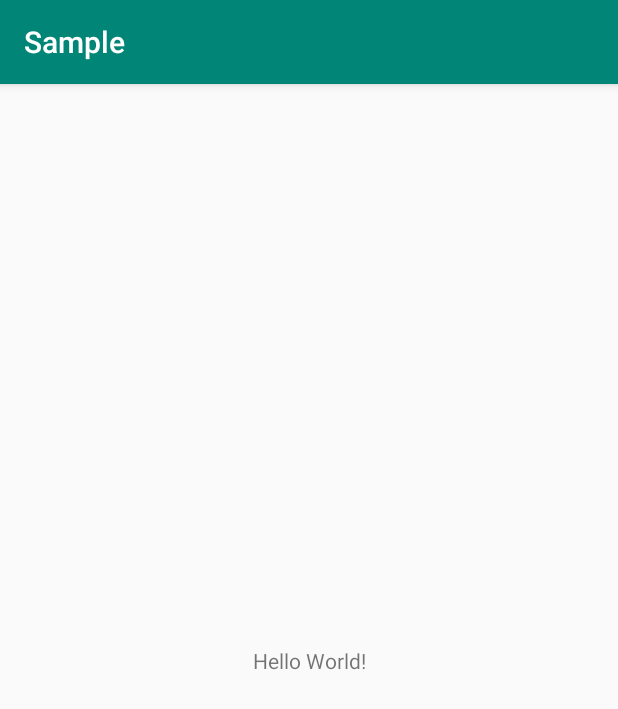
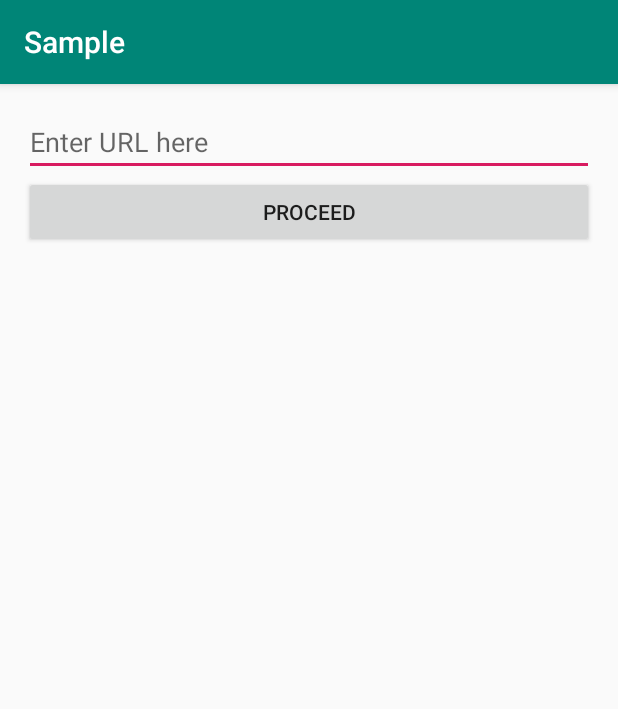
Before and after one commit to bukalapak/neuro, an Android app: the screen it shows after launch (MainActivity), on a phone screen of 412 x 824 dp. Shown: the top 709 px of the screen. Run offline under Robolectric (Android 15) with nearby library versions, the phone set to English and light mode, and no system bars.

Commit message:
add sample and SimpleNeuro

```diff
--- a/lib/src/main/java/com/bukalapak/neuro/NeuroNetwork.kt
+++ b/lib/src/main/java/com/bukalapak/neuro/Neuro.kt
@@ -8,7 +8,7 @@ import java.util.concurrent.ConcurrentSkipListMap
 import java.util.concurrent.ConcurrentSkipListSet
 import java.util.regex.Pattern
 
-class NeuroNetwork {
+class Neuro {
 
     internal val neurons = ConcurrentSkipListMap<Nucleus, AxonTerminal>()
     var preprocessor: AxonPreprocessor? = null
@@ -253,6 +253,6 @@ class NeuroNetwork {
     }
 
     companion object {
-        const val TAG = "NeuroNetwork"
+        const val TAG = "Neuro"
     }
 }
--- /dev/null
+++ b/lib/src/main/java/com/bukalapak/neuro/SimpleNeuro.kt
@@ -0,0 +1,30 @@
+package com.bukalapak.neuro
+
+import android.content.Context
+import android.net.Uri
+
+object SimpleNeuro {
+
+    const val ID = "simple"
+
+    private val neuro = Neuro()
+    private var soma: Soma? = null
+
+    fun setBase(uri: Uri) {
+        soma = object : Soma(ID) {
+            override val schemes = listOf(uri.scheme)
+            override val hosts = listOf(uri.host)
+            override val ports = if (uri.port == -1) emptyList() else listOf(uri.port)
+        }
+    }
+
+    fun addPath(expression: String, action: SignalAction) {
+        val soma = soma ?: throw IllegalStateException("You must call SimpleNeuro.setBase(Uri) first.")
+        neuro.connect(soma, AxonBranch(expression, action))
+    }
+
+    fun proceed(url: String, context: Context? = null) {
+        neuro.proceed(url, context)
+    }
+
+}
--- a/sample/build.gradle
+++ b/sample/build.gradle
@@ -39,6 +39,7 @@ android {
 
 dependencies {
     implementation fileTree(dir: 'libs', include: ['*.jar'])
+    implementation project(':lib')
     implementation "org.jetbrains.kotlin:kotlin-stdlib-jdk7:$kotlin_version"
     implementation 'com.android.support:appcompat-v7:28.0.0'
 }
--- a/sample/src/main/java/com/bukalalapk/neuro/sample/MainActivity.kt
+++ b/sample/src/main/java/com/bukalalapk/neuro/sample/MainActivity.kt
@@ -1,12 +1,48 @@
 package com.bukalalapk.neuro.sample
 
+import android.content.Context
+import android.net.Uri
 import android.support.v7.app.AppCompatActivity
 import android.os.Bundle
+import android.widget.Toast
+import com.bukalapak.neuro.SimpleNeuro
+import kotlinx.android.synthetic.main.activity_main.*
 
 class MainActivity : AppCompatActivity() {
 
     override fun onCreate(savedInstanceState: Bundle?) {
         super.onCreate(savedInstanceState)
         setContentView(R.layout.activity_main)
+
+        registerRoute()
+
+        btnProceed.setOnClickListener {
+            SimpleNeuro.proceed(etUrl.text.toString(), this)
+        }
+    }
+
+    fun registerRoute() {
+        SimpleNeuro.setBase(Uri.parse("https://www.mywebsite.com"))
+
+        // https://www.mywebsite.com/login
+        SimpleNeuro.addPath("/login") {
+            toast(it.context, "Login")
+        }
+
+        // https://www.mywebsite.com/messages/1234
+        SimpleNeuro.addPath("/messages/<message_id>") {
+            val messageId = it.variables.optString("message_id")
+            toast(it.context, "Message with $messageId")
+        }
+
+        // https://www.mywebsite.com/promo?source=banner
+        SimpleNeuro.addPath("/promo") {
+            val source = it.queries.optString("source")
+            toast(it.context, "Promo with $source")
+        }
+    }
+
+    fun toast(context: Context?, message: String) {
+        Toast.makeText(context, message, Toast.LENGTH_SHORT).show()
     }
 }
--- a/sample/src/main/res/layout/activity_main.xml
+++ b/sample/src/main/res/layout/activity_main.xml
@@ -1,18 +1,23 @@
 <?xml version="1.0" encoding="utf-8"?>
-<android.support.constraint.ConstraintLayout xmlns:android="http://schemas.android.com/apk/res/android"
+<LinearLayout xmlns:android="http://schemas.android.com/apk/res/android"
     xmlns:app="http://schemas.android.com/apk/res-auto"
     xmlns:tools="http://schemas.android.com/tools"
     android:layout_width="match_parent"
     android:layout_height="match_parent"
+    android:orientation="vertical"
+    android:padding="16dp"
     tools:context=".MainActivity">
 
-    <TextView
-        android:layout_width="wrap_content"
+    <EditText
+        android:id="@+id/etUrl"
+        android:layout_width="match_parent"
         android:layout_height="wrap_content"
-        android:text="Hello World!"
-        app:layout_constraintBottom_toBottomOf="parent"
-        app:layout_constraintLeft_toLeftOf="parent"
-        app:layout_constraintRight_toRightOf="parent"
-        app:layout_constraintTop_toTopOf="parent" />
+        android:hint="@string/enter_url_here" />
 
-</android.support.constraint.ConstraintLayout>
+    <Button
+        android:id="@+id/btnProceed"
+        android:layout_width="match_parent"
+        android:layout_height="wrap_content"
+        android:text="@string/proceed" />
+
+</LinearLayout>
--- a/sample/src/main/res/values/strings.xml
+++ b/sample/src/main/res/values/strings.xml
@@ -1,3 +1,5 @@
 <resources>
     <string name="app_name">Sample</string>
+    <string name="proceed">Proceed</string>
+    <string name="enter_url_here">Enter URL here</string>
 </resources>
```
Also changed, not shown: 3 other files.
